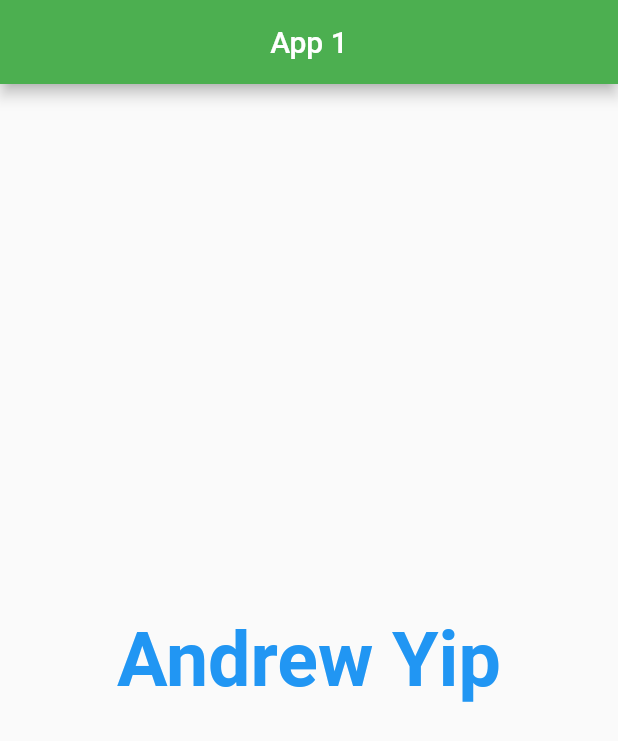
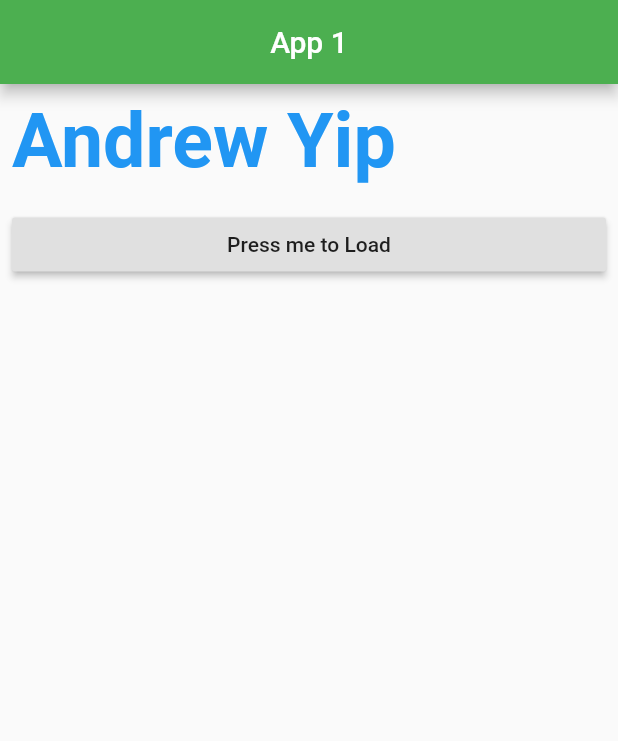
Before and after one commit to andrew-yip/flutter-first-app, a Flutter app: the screen it shows after launch, on a phone screen of 412 x 824 dp. Shown: the top 741 px of the screen. Run offline on Flutter 3.47's test engine with Material 2 defaults, Android fonts, the phone set to English and light mode, and no system bars; our stand-ins replace flutter_spinkit.

Commit message:
Added Loading Spinner
dependencies:
➕flutter_spinkit: ^4.1.2+1

Additions:
Changed main to Stateful widget ♻️
Added Funky Loading Spinner ✨

```diff
--- a/lib/main.dart
+++ b/lib/main.dart
@@ -1,10 +1,19 @@
 import 'package:flutter/material.dart';
+import 'package:flutter_spinkit/flutter_spinkit.dart';
 
 void main() {
   runApp(MyApp());
 }
 
-class MyApp extends StatelessWidget {
+class MyApp extends StatefulWidget {
+  @override
+  _MyAppState createState() => _MyAppState();
+}
+
+class _MyAppState extends State<MyApp> {
+  var isLoading = false;
+  var btnText = ['Press me to Load', 'Press me to stop Loading'];
+
   @override
   Widget build(BuildContext context) {
     return MaterialApp(
@@ -13,7 +22,11 @@ class MyApp extends StatelessWidget {
           title: Center(child: Text('App 1')),
           backgroundColor: Colors.green,
         ),
-        body: Center(
+        body: Scaffold(
+            body: ListView(
+          children: [
+            Padding(
+              padding: const EdgeInsets.all(8.0),
               child: Text(
                 'Andrew Yip',
                 style: TextStyle(
@@ -21,6 +34,22 @@ class MyApp extends StatelessWidget {
                   fontSize: 50.2,
                   fontWeight: FontWeight.bold,
                 ),
+              ),
+            ),
+            Padding(
+              padding: const EdgeInsets.all(8.0),
+              child: RaisedButton(
+                child: Text(isLoading ? btnText[1] : btnText[0]), // ternary. if loading true text = [1] else [0]
+                onPressed: () {
+                  setState(() {
+                    // set state method only available to stateful widgets
+                    isLoading = !isLoading; // flip value of isLoading
+                  });
+                },
+              ),
+            ),
+            isLoading ? SpinKitCubeGrid(size: 100.0, color: Colors.lightBlue) : Container() // show spinner if loading
+          ],
         )),
       ),
     );
--- a/pubspec.yaml
+++ b/pubspec.yaml
@@ -23,6 +23,8 @@ environment:
 dependencies:
   flutter:
     sdk: flutter
+
+  flutter_spinkit: ^4.1.2+1
 
 
   # The following adds the Cupertino Icons font to your application.
```
Also changed, not shown: pubspec.lock. Lines whose indentation alone changed are shown as unchanged.
